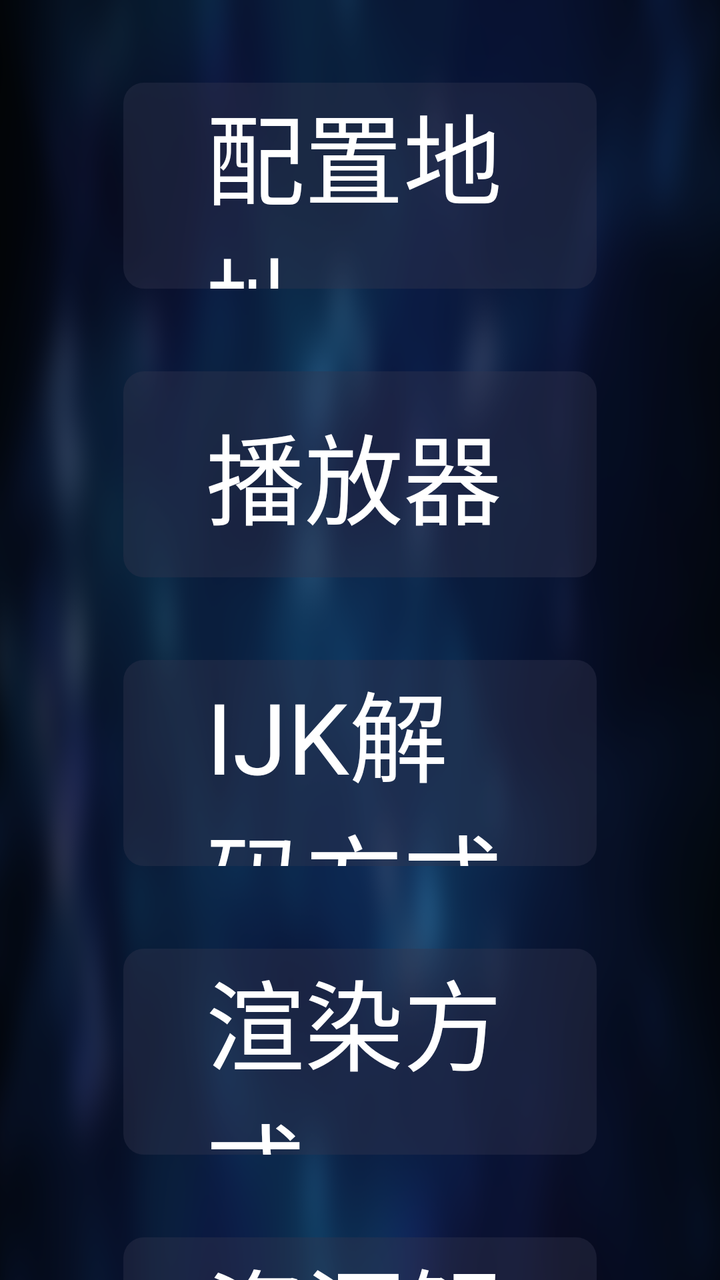
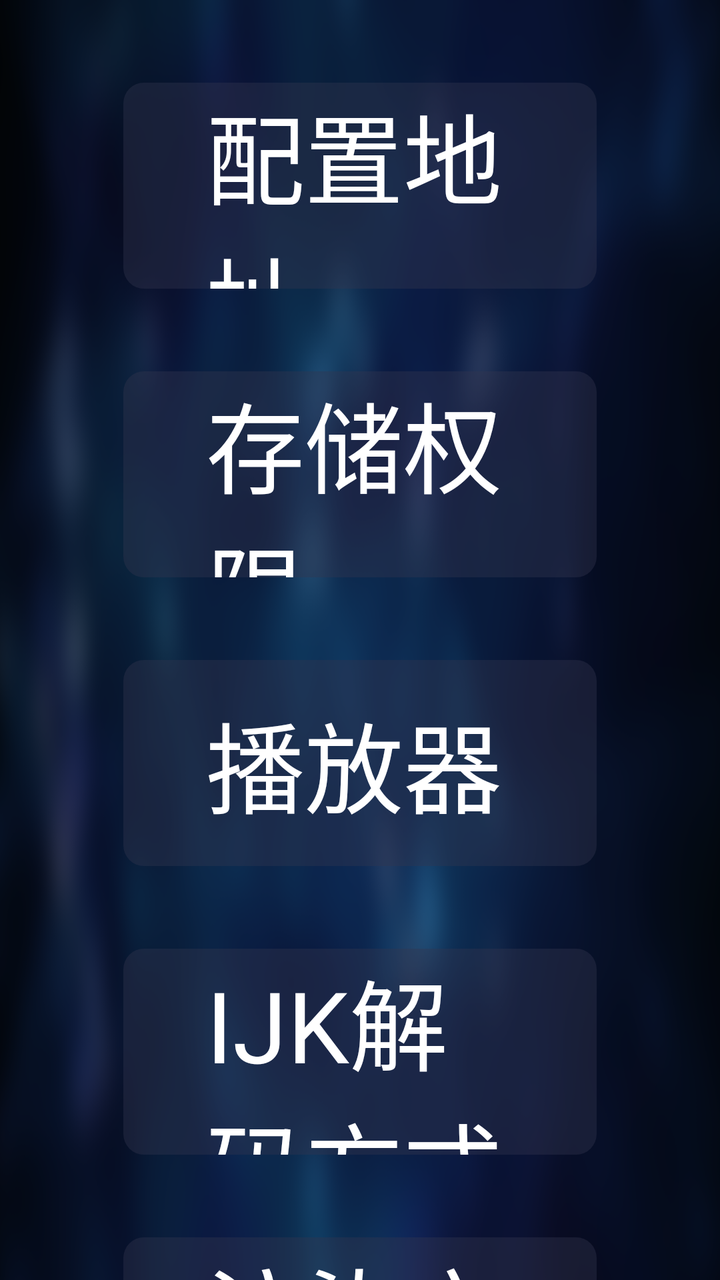

Before-and-after screenshots of an Android layout around one commit, followed by the original layout XML and the change that was made.
<!-- AndroidManifest.xml: application theme AppTheme.NoActionBar -->
<!-- res/layout/fragment_model.xml -->
<?xml version="1.0" encoding="utf-8"?>
<FrameLayout xmlns:android="http://schemas.android.com/apk/res/android"
    android:layout_width="match_parent"
    android:layout_height="match_parent">

    <ScrollView
        android:layout_width="match_parent"
        android:layout_height="wrap_content"
        android:layout_gravity="top|center_horizontal"
        android:focusable="false"
        android:focusableInTouchMode="false"
        android:scrollbars="none">

        <LinearLayout
            android:layout_width="match_parent"
            android:layout_height="wrap_content"
            android:layout_gravity="top|center_horizontal"
            android:clipChildren="false"
            android:clipToPadding="false"
            android:focusable="false"
            android:focusableInTouchMode="false"
            android:orientation="vertical">

            <LinearLayout
                android:id="@+id/llTest"
                android:layout_width="match_parent"
                android:layout_height="50pt"
                android:layout_marginLeft="30pt"
                android:layout_marginTop="20pt"
                android:layout_marginRight="30pt"
                android:background="@drawable/setting_model_focus"
                android:focusable="true"
                android:focusableInTouchMode="true"
                android:gravity="center_vertical"
                android:orientation="horizontal"
                android:paddingLeft="20pt"
                android:paddingRight="20pt"
                android:visibility="gone">

                <TextView
                    android:layout_width="wrap_content"
                    android:layout_height="wrap_content"
                    android:text="测试渠道"
                    android:textColor="@android:color/white"
                    android:textSize="24pt" />

                <Space
                    android:layout_width="0dp"
                    android:layout_height="wrap_content"
                    android:layout_weight="1" />

                <TextView
                    android:id="@+id/tvTestChannel"
                    android:layout_width="wrap_content"
                    android:layout_height="wrap_content"
                    android:text="关"
                    android:textColor="@android:color/white"
                    android:textSize="24pt" />

                <TextView
                    android:layout_width="wrap_content"
                    android:layout_height="wrap_content"
                    android:layout_marginLeft="10pt"
                    android:paddingBottom="5pt"
                    android:text=">"
                    android:textColor="@android:color/white"
                    android:textSize="30pt" />
            </LinearLayout>

            <LinearLayout
                android:id="@+id/llDebug"
                android:layout_width="match_parent"
                android:layout_height="50pt"
                android:layout_marginLeft="30pt"
                android:layout_marginTop="20pt"
                android:layout_marginRight="30pt"
                android:background="@drawable/setting_model_focus"
                android:focusable="true"
                android:focusableInTouchMode="true"
                android:gravity="center_vertical"
                android:orientation="horizontal"
                android:paddingLeft="20pt"
                android:paddingRight="20pt"
                android:visibility="gone">

                <TextView
                    android:layout_width="wrap_content"
                    android:layout_height="wrap_content"
                    android:text="调试模式"
                    android:textColor="@android:color/white"
                    android:textSize="24pt" />

                <Space
                    android:layout_width="0dp"
                    android:layout_height="wrap_content"
                    android:layout_weight="1" />

                <TextView
                    android:id="@+id/tvDebugOpen"
                    android:layout_width="wrap_content"
                    android:layout_height="wrap_content"
                    android:text="关"
                    android:textColor="@android:color/white"
                    android:textSize="24pt" />

                <TextView
                    android:layout_width="wrap_content"
                    android:layout_height="wrap_content"
                    android:layout_marginLeft="10pt"
                    android:paddingBottom="5pt"
                    android:text=">"
                    android:textColor="@android:color/white"
                    android:textSize="30pt" />
            </LinearLayout>

            <LinearLayout
                android:id="@+id/llSourceMode"
                android:layout_width="match_parent"
                android:layout_height="50pt"
                android:layout_marginLeft="30pt"
                android:layout_marginTop="20pt"
                android:layout_marginRight="30pt"
                android:background="@drawable/setting_model_focus"
                android:focusable="true"
                android:focusableInTouchMode="true"
                android:gravity="center_vertical"
                android:orientation="horizontal"
                android:paddingLeft="20pt"
                android:paddingRight="20pt"
                android:visibility="gone">

                <TextView
                    android:layout_width="wrap_content"
                    android:layout_height="wrap_content"
                    android:text="数据源模式"
                    android:textColor="@android:color/white"
                    android:textSize="24pt" />

                <Space
                    android:layout_width="0dp"
                    android:layout_height="wrap_content"
                    android:layout_weight="1" />

                <TextView
                    android:id="@+id/tvSourceMode"
                    android:layout_width="wrap_content"
                    android:layout_height="wrap_content"
                    android:text="本地"
                    android:textColor="@android:color/white"
                    android:textSize="24pt" />

                <TextView
                    android:layout_width="wrap_content"
                    android:layout_height="wrap_content"
                    android:layout_marginLeft="10pt"
                    android:paddingBottom="5pt"
                    android:text=">"
                    android:textColor="@android:color/white"
                    android:textSize="30pt" />
            </LinearLayout>

            <LinearLayout
                android:id="@+id/llApi"
                android:layout_width="match_parent"
                android:layout_height="50pt"
                android:layout_marginLeft="30pt"
                android:layout_marginTop="20pt"
                android:layout_marginRight="30pt"
                android:background="@drawable/setting_model_focus"
                android:focusable="true"
                android:focusableInTouchMode="true"
                android:gravity="center_vertical"
                android:orientation="horizontal"
                android:paddingLeft="20pt"
                android:paddingRight="20pt">

                <TextView
                    android:layout_width="wrap_content"
                    android:layout_height="wrap_content"
                    android:text="配置地址"
                    android:textColor="@android:color/white"
                    android:textSize="24pt" />

                <Space
                    android:layout_width="0dp"
                    android:layout_height="wrap_content"
                    android:layout_weight="1" />

                <TextView
                    android:id="@+id/tvApi"
                    android:layout_width="wrap_content"
                    android:layout_height="wrap_content"
                    android:ellipsize="middle"
                    android:textColor="@android:color/white"
                    android:textSize="24pt"
                    android:singleLine="true" />

                <TextView
                    android:layout_width="wrap_content"
                    android:layout_height="wrap_content"
                    android:layout_marginLeft="10pt"
                    android:paddingBottom="5pt"
                    android:text=">"
                    android:textColor="@android:color/white"
                    android:textSize="30pt" />
            </LinearLayout>

            <LinearLayout
                android:id="@+id/llPlay"
                android:layout_width="match_parent"
                android:layout_height="50pt"
                android:layout_marginLeft="30pt"
                android:layout_marginTop="20pt"
                android:layout_marginRight="30pt"
                android:background="@drawable/setting_model_focus"
                android:focusable="true"
                android:focusableInTouchMode="true"
                android:gravity="center_vertical"
                android:orientation="horizontal"
                android:paddingLeft="20pt"
                android:paddingRight="20pt">

                <TextView
                    android:layout_width="wrap_content"
                    android:layout_height="wrap_content"
                    android:text="播放器"
                    android:textColor="@android:color/white"
                    android:textSize="24pt" />

                <Space
                    android:layout_width="0dp"
                    android:layout_height="wrap_content"
                    android:layout_weight="1" />

                <TextView
                    android:id="@+id/tvPlay"
                    android:layout_width="wrap_content"
                    android:layout_height="wrap_content"
                    android:textColor="@android:color/white"
                    android:textSize="24pt" />

                <TextView
                    android:layout_width="wrap_content"
                    android:layout_height="wrap_content"
                    android:layout_marginLeft="10pt"
                    android:paddingBottom="5pt"
                    android:text=">"
                    android:textColor="@android:color/white"
                    android:textSize="30pt" />
            </LinearLayout>

            <LinearLayout
                android:id="@+id/llMediaCodec"
                android:layout_width="match_parent"
                android:layout_height="50pt"
                android:layout_marginLeft="30pt"
                android:layout_marginTop="20pt"
                android:layout_marginRight="30pt"
                android:background="@drawable/setting_model_focus"
                android:focusable="true"
                android:focusableInTouchMode="true"
                android:gravity="center_vertical"
                android:orientation="horizontal"
                android:paddingLeft="20pt"
                android:paddingRight="20pt">

                <TextView
                    android:layout_width="wrap_content"
                    android:layout_height="wrap_content"
                    android:text="IJK解码方式"
                    android:textColor="@android:color/white"
                    android:textSize="24pt" />

                <Space
                    android:layout_width="0dp"
                    android:layout_height="wrap_content"
                    android:layout_weight="1" />

                <TextView
                    android:id="@+id/tvMediaCodec"
                    android:layout_width="wrap_content"
                    android:layout_height="wrap_content"
                    android:textColor="@android:color/white"
                    android:textSize="24pt" />

                <TextView
                    android:layout_width="wrap_content"
                    android:layout_height="wrap_content"
                    android:layout_marginLeft="10pt"
                    android:paddingBottom="5pt"
                    android:text=">"
                    android:textColor="@android:color/white"
                    android:textSize="30pt" />
            </LinearLayout>

            <LinearLayout
                android:id="@+id/llRender"
                android:layout_width="match_parent"
                android:layout_height="50pt"
                android:layout_marginLeft="30pt"
                android:layout_marginTop="20pt"
                android:layout_marginRight="30pt"
                android:background="@drawable/setting_model_focus"
                android:focusable="true"
                android:focusableInTouchMode="true"
                android:gravity="center_vertical"
                android:orientation="horizontal"
                android:paddingLeft="20pt"
                android:paddingRight="20pt">

                <TextView
                    android:layout_width="wrap_content"
                    android:layout_height="wrap_content"
                    android:text="渲染方式"
                    android:textColor="@android:color/white"
                    android:textSize="24pt" />

                <Space
                    android:layout_width="0dp"
                    android:layout_height="wrap_content"
                    android:layout_weight="1" />

                <TextView
                    android:id="@+id/tvRenderType"
                    android:layout_width="wrap_content"
                    android:layout_height="wrap_content"
                    android:textColor="@android:color/white"
                    android:textSize="24pt" />

                <TextView
                    android:layout_width="wrap_content"
                    android:layout_height="wrap_content"
                    android:layout_marginLeft="10pt"
                    android:paddingBottom="5pt"
                    android:text=">"
                    android:textColor="@android:color/white"
                    android:textSize="30pt" />
            </LinearLayout>

            <LinearLayout
                android:id="@+id/llParseWebVew"
                android:layout_width="match_parent"
                android:layout_height="50pt"
                android:layout_marginLeft="30pt"
                android:layout_marginTop="20pt"
                android:layout_marginRight="30pt"
                android:background="@drawable/setting_model_focus"
                android:focusable="true"
                android:focusableInTouchMode="true"
                android:gravity="center_vertical"
                android:orientation="horizontal"
                android:paddingLeft="20pt"
                android:paddingRight="20pt">

                <TextView
                    android:layout_width="wrap_content"
                    android:layout_height="wrap_content"
                    android:text="资源解析WebView"
                    android:textColor="@android:color/white"
                    android:textSize="24pt" />

                <Space
                    android:layout_width="0dp"
                    android:layout_height="wrap_content"
                    android:layout_weight="1" />

                <TextView
                    android:id="@+id/tvParseWebView"
                    android:layout_width="wrap_content"
                    android:layout_height="wrap_content"
                    android:text="系统自带"
                    android:textColor="@android:color/white"
                    android:textSize="24pt" />

                <TextView
                    android:layout_width="wrap_content"
                    android:layout_height="wrap_content"
                    android:layout_marginLeft="10pt"
                    android:paddingBottom="5pt"
                    android:text=">"
                    android:textColor="@android:color/white"
                    android:textSize="30pt" />
            </LinearLayout>

            <LinearLayout
                android:id="@+id/llXWalkCore"
                android:layout_width="match_parent"
                android:layout_height="50pt"
                android:layout_marginLeft="30pt"
                android:layout_marginTop="20pt"
                android:layout_marginRight="30pt"
                android:background="@drawable/setting_model_focus"
                android:focusable="true"
                android:focusableInTouchMode="true"
                android:gravity="center_vertical"
                android:orientation="horizontal"
                android:paddingLeft="20pt"
                android:paddingRight="20pt">

                <TextView
                    android:layout_width="wrap_content"
                    android:layout_height="wrap_content"
                    android:text="XWalkView组件"
                    android:textColor="@android:color/white"
                    android:textSize="24pt" />

                <Space
                    android:layout_width="0dp"
                    android:layout_height="wrap_content"
                    android:layout_weight="1" />

                <TextView
                    android:id="@+id/tvXWalkDown"
                    android:layout_width="wrap_content"
                    android:layout_height="wrap_content"
                    android:textColor="@android:color/white"
                    android:textSize="24pt" />

                <TextView
                    android:layout_width="wrap_content"
                    android:layout_height="wrap_content"
                    android:layout_marginLeft="10pt"
                    android:paddingBottom="5pt"
                    android:text=">"
                    android:textColor="@android:color/white"
                    android:textSize="30pt" />
            </LinearLayout>

            <LinearLayout
                android:id="@+id/llAbout"
                android:layout_width="match_parent"
                android:layout_height="50pt"
                android:layout_marginLeft="30pt"
                android:layout_marginTop="20pt"
                android:layout_marginRight="30pt"
                android:background="@drawable/setting_model_focus"
                android:focusable="true"
                android:focusableInTouchMode="true"
                android:gravity="center_vertical"
                android:orientation="horizontal"
                android:paddingLeft="20pt"
                android:paddingRight="20pt">

                <TextView
                    android:layout_width="wrap_content"
                    android:layout_height="wrap_content"
                    android:text="关于"
                    android:textColor="@android:color/white"
                    android:textSize="24pt" />

                <Space
                    android:layout_width="0dp"
                    android:layout_height="wrap_content"
                    android:layout_weight="1" />

                <TextView
                    android:layout_width="wrap_content"
                    android:layout_height="wrap_content"
                    android:layout_marginLeft="10pt"
                    android:paddingBottom="5pt"
                    android:text=">"
                    android:textColor="@android:color/white"
                    android:textSize="30pt" />
            </LinearLayout>

        </LinearLayout>
    </ScrollView>
</FrameLayout>
<!-- resources referenced by this layout -->
<resources>
  <!-- drawable setting_model_focus (drawable) -->
  <?xml version="1.0" encoding="utf-8"?>
  <selector xmlns:android="http://schemas.android.com/apk/res/android">
      <item android:state_focused="true">
          <shape>
              <corners android:radius="5pt" />
              <solid android:color="@color/color_6632364E" />
              <stroke android:width="2pt" android:color="@android:color/white" />
          </shape>
      </item>
      <item android:state_focused="false">
          <shape>
              <corners android:radius="5pt" />
              <solid android:color="@color/color_6632364E" />
          </shape>
      </item>
  </selector>
  <style name="AppTheme.NoActionBar">
          <item name="android:windowActionBar">false</item>
          <item name="android:windowNoTitle">true</item>
          <item name="windowActionBar">false</item>
          <item name="android:windowFullscreen">true</item>//全屏即无通知栏
          <item name="android:windowContentOverlay">@null</item>//是否有遮盖
          <item name="windowNoTitle">true</item>
          <item name="android:keepScreenOn">true</item>
          
          <item name="android:windowBackground">@drawable/vod_thumb</item>
      </style>
  <color name="color_6632364E">#6632364E</color>
  <!-- drawable vod_thumb: png bitmap (drawable-xhdpi, 198620 bytes) -->
</resources>

<!-- the commit's change to res/layout/fragment_model.xml (unified diff, before → after) -->
@@ -114,52 +114,6 @@
             </LinearLayout>
 
             <LinearLayout
-                android:id="@+id/llSourceMode"
-                android:layout_width="match_parent"
-                android:layout_height="50pt"
-                android:layout_marginLeft="30pt"
-                android:layout_marginTop="20pt"
-                android:layout_marginRight="30pt"
-                android:background="@drawable/setting_model_focus"
-                android:focusable="true"
-                android:focusableInTouchMode="true"
-                android:gravity="center_vertical"
-                android:orientation="horizontal"
-                android:paddingLeft="20pt"
-                android:paddingRight="20pt"
-                android:visibility="gone">
-
-                <TextView
-                    android:layout_width="wrap_content"
-                    android:layout_height="wrap_content"
-                    android:text="数据源模式"
-                    android:textColor="@android:color/white"
-                    android:textSize="24pt" />
-
-                <Space
-                    android:layout_width="0dp"
-                    android:layout_height="wrap_content"
-                    android:layout_weight="1" />
-
-                <TextView
-                    android:id="@+id/tvSourceMode"
-                    android:layout_width="wrap_content"
-                    android:layout_height="wrap_content"
-                    android:text="本地"
-                    android:textColor="@android:color/white"
-                    android:textSize="24pt" />
-
-                <TextView
-                    android:layout_width="wrap_content"
-                    android:layout_height="wrap_content"
-                    android:layout_marginLeft="10pt"
-                    android:paddingBottom="5pt"
-                    android:text=">"
-                    android:textColor="@android:color/white"
-                    android:textSize="30pt" />
-            </LinearLayout>
-
-            <LinearLayout
                 android:id="@+id/llApi"
                 android:layout_width="match_parent"
                 android:layout_height="50pt"
@@ -191,9 +145,46 @@
                     android:layout_width="wrap_content"
                     android:layout_height="wrap_content"
                     android:ellipsize="middle"
-                    android:textColor="@android:color/white"
-                    android:textSize="24pt"
-                    android:singleLine="true" />
+                    android:singleLine="true"
+                    android:textColor="@android:color/white"
+                    android:textSize="24pt" />
+
+                <TextView
+                    android:layout_width="wrap_content"
+                    android:layout_height="wrap_content"
+                    android:layout_marginLeft="10pt"
+                    android:paddingBottom="5pt"
+                    android:text=">"
+                    android:textColor="@android:color/white"
+                    android:textSize="30pt" />
+            </LinearLayout>
+
+            <LinearLayout
+                android:id="@+id/llStorage"
+                android:layout_width="match_parent"
+                android:layout_height="50pt"
+                android:layout_marginLeft="30pt"
+                android:layout_marginTop="20pt"
+                android:layout_marginRight="30pt"
+                android:background="@drawable/setting_model_focus"
+                android:focusable="true"
+                android:focusableInTouchMode="true"
+                android:gravity="center_vertical"
+                android:orientation="horizontal"
+                android:paddingLeft="20pt"
+                android:paddingRight="20pt">
+
+                <TextView
+                    android:layout_width="wrap_content"
+                    android:layout_height="wrap_content"
+                    android:text="存储权限"
+                    android:textColor="@android:color/white"
+                    android:textSize="24pt" />
+
+                <Space
+                    android:layout_width="0dp"
+                    android:layout_height="wrap_content"
+                    android:layout_weight="1" />
 
                 <TextView
                     android:layout_width="wrap_content"
